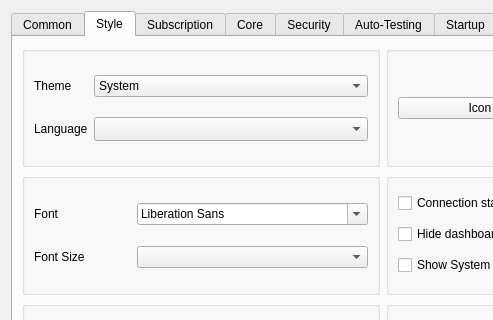
Before: the Qt Designer form src/nekobox/ui/setting/dialog_basic_settings.ui in qr243vbi/nekobox, drawn with Qt 5; both pictures show x 0 to 493 and y 0 to 320 of the 766 by 472 pixel window.
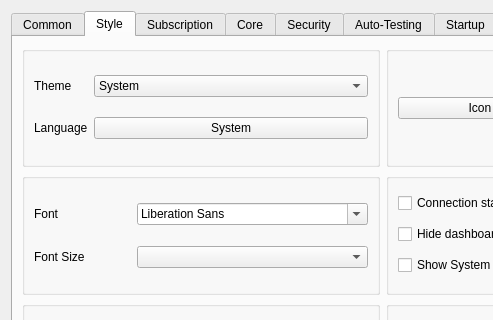
After: the same form once the commit is applied. The open tabs and pages were chosen to show the change. Custom widgets are drawn as their Qt base class.

Commit message: Modify res/translations/zu_ZA.ts

```diff
--- a/src/nekobox/ui/setting/dialog_basic_settings.ui
+++ b/src/nekobox/ui/setting/dialog_basic_settings.ui
@@ -518,12 +518,12 @@
              </widget>
             </item>
             <item row="1" column="1">
-             <widget class="QComboBox" name="language">
-              <property name="maxVisibleItems">
-               <number>9</number>
+             <widget class="QPushButton" name="language_button">
+              <property name="layoutDirection">
+               <enum>Qt::LayoutDirection::LeftToRight</enum>
               </property>
-              <property name="sizeAdjustPolicy">
-               <enum>QComboBox::SizeAdjustPolicy::AdjustToMinimumContentsLengthWithIcon</enum>
+              <property name="text">
+               <string>System</string>
               </property>
              </widget>
             </item>
```
Left out of the diff: 2 changed lines with no effect on the pictures. The commit also changes 1 other file.
